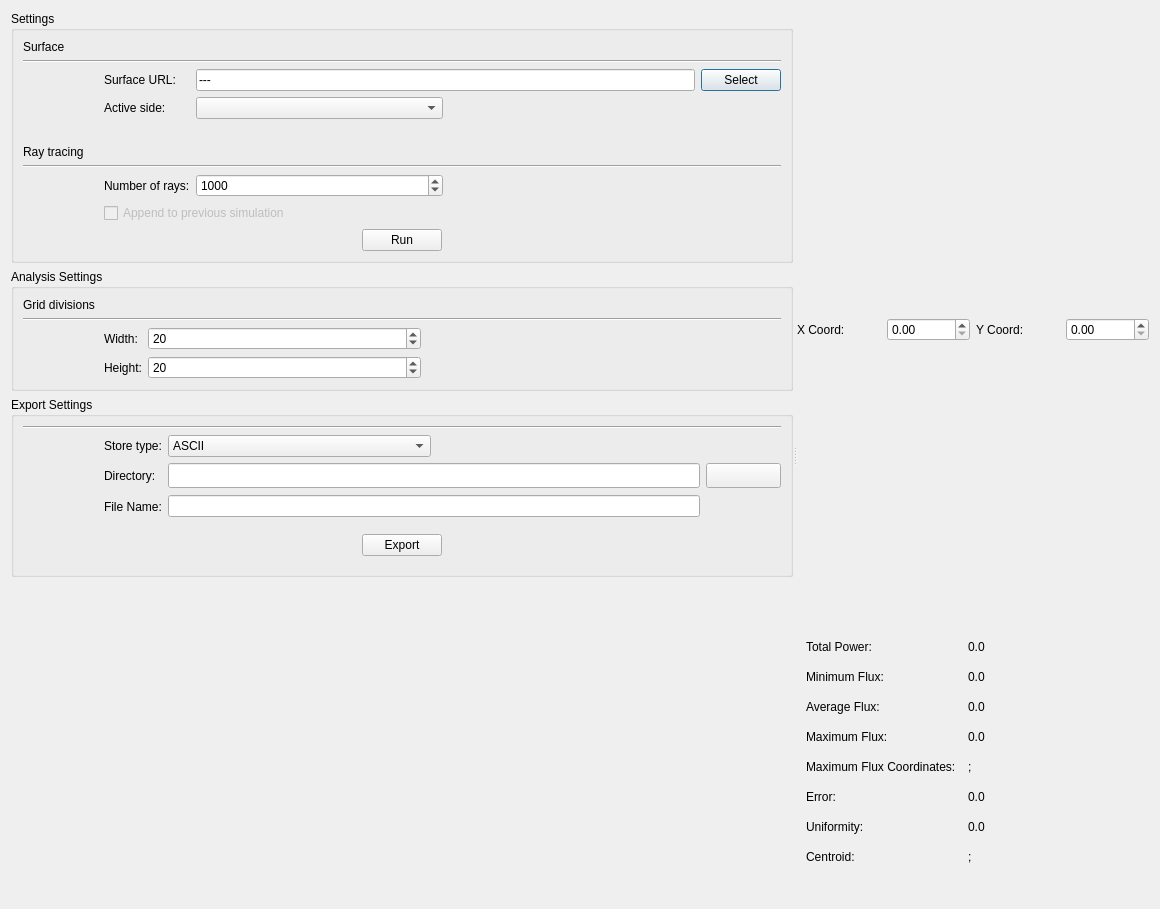
iat-cener/tonatiuh, file TonatiuhProject/src/source/gui/fluxanalysisdialog.ui: the form before one commit.
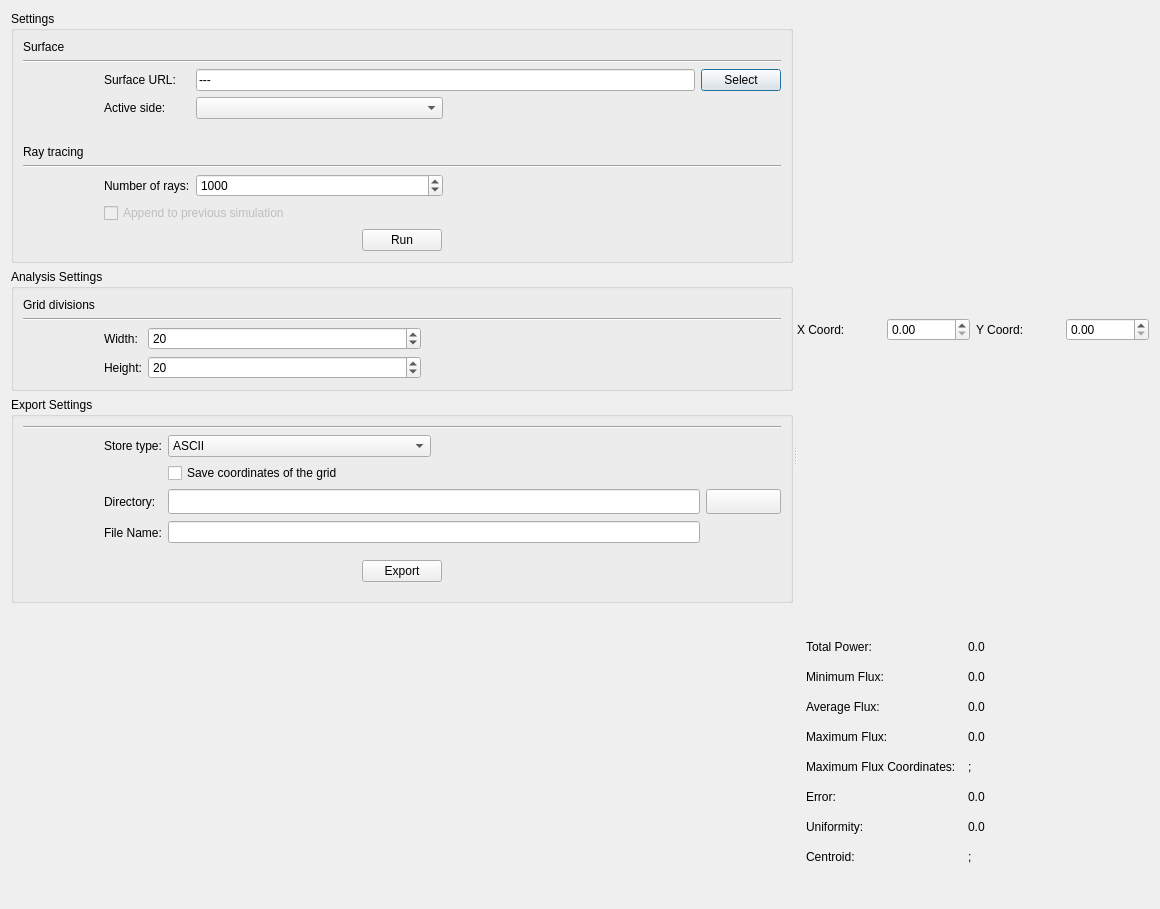
The form after the commit. Icons and pictures are not drawn. Custom widgets are drawn as their Qt base class.

Commit message: Flux analysis utility changed to add the option to export flux coordinates

The edit to the form file:
```diff
--- a/TonatiuhProject/src/source/gui/fluxanalysisdialog.ui
+++ b/TonatiuhProject/src/source/gui/fluxanalysisdialog.ui
@@ -443,7 +443,7 @@
              <string>Export Settings</string>
             </property>
             <layout class="QGridLayout" name="gridLayout_8">
-             <item row="2" column="1">
+             <item row="3" column="1">
               <widget class="QLabel" name="directoryLabel">
                <property name="sizePolicy">
                 <sizepolicy hsizetype="Preferred" vsizetype="Preferred">
@@ -478,7 +478,7 @@
                </property>
               </widget>
              </item>
-             <item row="3" column="1">
+             <item row="4" column="1">
               <widget class="QLabel" name="fileNameLabel">
                <property name="minimumSize">
                 <size>
@@ -491,52 +491,7 @@
                </property>
               </widget>
              </item>
-             <item row="6" column="0" rowspan="7" colspan="5">
-              <widget class="QWidget" name="widget" native="true">
-               <layout class="QHBoxLayout" name="horizontalLayout_5">
-                <item>
-                 <spacer name="horizontalSpacer_12">
-                  <property name="orientation">
-                   <enum>Qt::Horizontal</enum>
-                  </property>
-                  <property name="sizeHint" stdset="0">
-                   <size>
-                    <width>196</width>
-                    <height>20</height>
-                   </size>
-                  </property>
-                 </spacer>
-                </item>
-                <item>
-                 <widget class="QPushButton" name="exportButton">
-                  <property name="maximumSize">
-                   <size>
-                    <width>16777215</width>
-                    <height>16777215</height>
-                   </size>
-                  </property>
-                  <property name="text">
-                   <string>Export</string>
-                  </property>
-                 </widget>
-                </item>
-                <item>
-                 <spacer name="horizontalSpacer_13">
-                  <property name="orientation">
-                   <enum>Qt::Horizontal</enum>
-                  </property>
-                  <property name="sizeHint" stdset="0">
-                   <size>
-                    <width>196</width>
-                    <height>20</height>
-                   </size>
-                  </property>
-                 </spacer>
-                </item>
-               </layout>
-              </widget>
-             </item>
-             <item row="3" column="4">
+             <item row="4" column="4">
               <spacer name="horizontalSpacer_11">
                <property name="orientation">
                 <enum>Qt::Horizontal</enum>
@@ -615,7 +570,7 @@
                </property>
               </widget>
              </item>
-             <item row="2" column="4">
+             <item row="3" column="4">
               <widget class="QPushButton" name="selectFileButton">
                <property name="minimumSize">
                 <size>
@@ -632,6 +587,19 @@
                </property>
               </widget>
              </item>
+             <item row="3" column="2" colspan="2">
+              <widget class="QLineEdit" name="fileDirEdit">
+               <property name="minimumSize">
+                <size>
+                 <width>0</width>
+                 <height>25</height>
+                </size>
+               </property>
+              </widget>
+             </item>
+             <item row="4" column="2" colspan="2">
+              <widget class="QLineEdit" name="fileNameEdit"/>
+             </item>
              <item row="1" column="3">
               <spacer name="horizontalSpacer_15">
                <property name="orientation">
@@ -648,18 +616,57 @@
                </property>
               </spacer>
              </item>
-             <item row="2" column="2" colspan="2">
-              <widget class="QLineEdit" name="fileDirEdit">
-               <property name="minimumSize">
-                <size>
-                 <width>0</width>
-                 <height>25</height>
-                </size>
-               </property>
+             <item row="7" column="0" rowspan="7" colspan="5">
+              <widget class="QWidget" name="widget" native="true">
+               <layout class="QHBoxLayout" name="horizontalLayout_5">
+                <item>
+                 <spacer name="horizontalSpacer_12">
+                  <property name="orientation">
+                   <enum>Qt::Horizontal</enum>
+                  </property>
+                  <property name="sizeHint" stdset="0">
+                   <size>
+                    <width>196</width>
+                    <height>20</height>
+                   </size>
+                  </property>
+                 </spacer>
+                </item>
+                <item>
+                 <widget class="QPushButton" name="exportButton">
+                  <property name="maximumSize">
+                   <size>
+                    <width>16777215</width>
+                    <height>16777215</height>
+                   </size>
+                  </property>
+                  <property name="text">
+                   <string>Export</string>
+                  </property>
+                 </widget>
+                </item>
+                <item>
+                 <spacer name="horizontalSpacer_13">
+                  <property name="orientation">
+                   <enum>Qt::Horizontal</enum>
+                  </property>
+                  <property name="sizeHint" stdset="0">
+                   <size>
+                    <width>196</width>
+                    <height>20</height>
+                   </size>
+                  </property>
+                 </spacer>
+                </item>
+               </layout>
               </widget>
              </item>
-             <item row="3" column="2" colspan="2">
-              <widget class="QLineEdit" name="fileNameEdit"/>
+             <item row="2" column="2">
+              <widget class="QCheckBox" name="saveCoordsCheckBox">
+               <property name="text">
+                <string>Save coordinates of the grid</string>
+               </property>
+              </widget>
              </item>
             </layout>
            </widget>
```
The commit also changes 2 other files.
